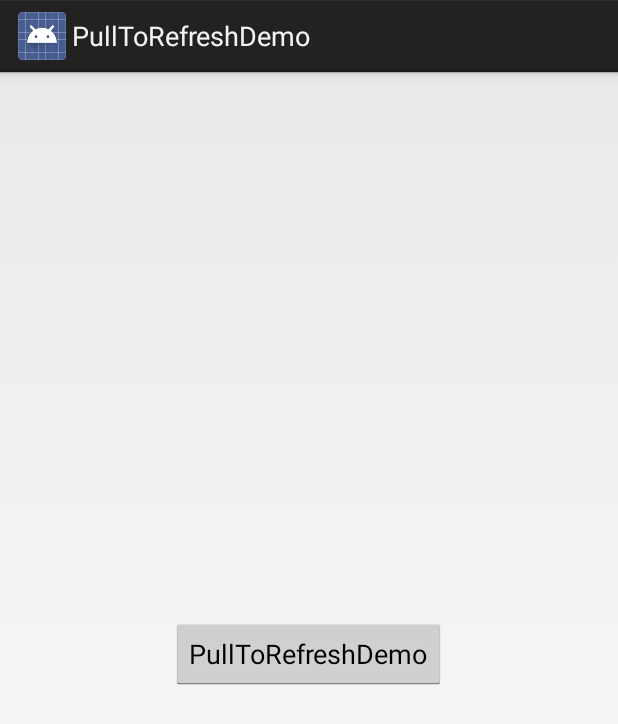
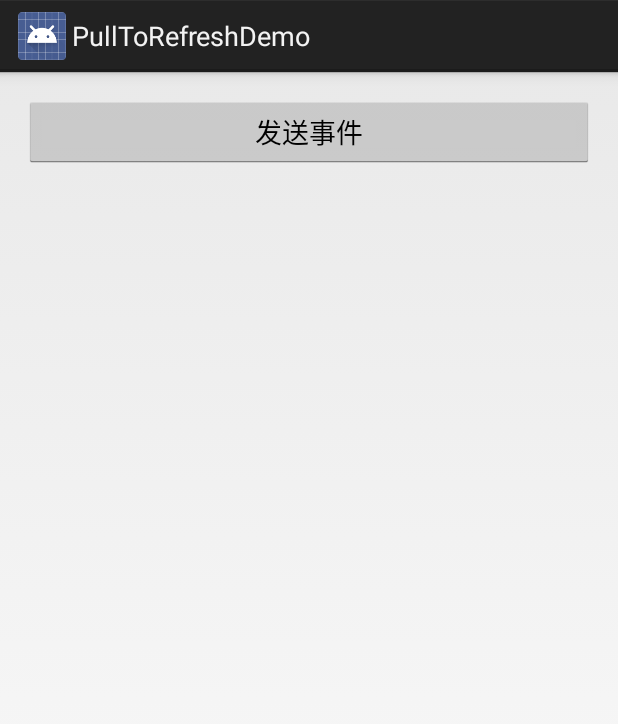
Before and after one commit to zhangswings/MarkDowmDemo, an Android app: the layout activity_my.xml on its own in the app's theme, with its tools: preview values and no code run, on a phone screen of 412 x 824 dp. Shown: the top 724 px of the screen. Run offline under Robolectric (Android 15) with nearby library versions, the phone set to English and light mode, and no system bars.

```diff
--- a/app/build.gradle
+++ b/app/build.gradle
@@ -21,4 +21,5 @@ android {
 
 dependencies {
     compile fileTree(dir: 'libs', include: ['*.jar'])
+    compile files('libs/eventbus.jar')
 }
--- a/app/src/main/AndroidManifest.xml
+++ b/app/src/main/AndroidManifest.xml
@@ -16,6 +16,12 @@
                 <category android:name="android.intent.category.LAUNCHER" />
             </intent-filter>
         </activity>
+
+        <service
+            android:name="com.example.swings.pulltorefreshdemo.MyService"
+            android:enabled="true"
+            android:exported="true" >
+        </service>
     </application>
 
 </manifest>
--- a/app/src/main/res/layout/activity_my.xml
+++ b/app/src/main/res/layout/activity_my.xml
@@ -1,18 +1,26 @@
-<RelativeLayout xmlns:android="http://schemas.android.com/apk/res/android"
+<LinearLayout xmlns:android="http://schemas.android.com/apk/res/android"
     xmlns:tools="http://schemas.android.com/tools"
     android:layout_width="match_parent"
     android:layout_height="match_parent"
+    android:orientation="vertical"
+    android:paddingBottom="@dimen/activity_vertical_margin"
     android:paddingLeft="@dimen/activity_horizontal_margin"
     android:paddingRight="@dimen/activity_horizontal_margin"
     android:paddingTop="@dimen/activity_vertical_margin"
-    android:gravity="center"
-    android:paddingBottom="@dimen/activity_vertical_margin"
-    tools:context=".MyActivity">
+    tools:context=".MainActivity" >
 
     <Button
-android:onClick="PullToRefreshDemo"
-        android:text="@string/hello_world"
-        android:layout_width="wrap_content"
-        android:layout_height="wrap_content" />
+        android:id="@+id/btn_send"
+        android:layout_width="fill_parent"
+        android:layout_height="wrap_content"
+        android:text="发送事件" />
 
-</RelativeLayout>
+    <TextView
+        android:id="@+id/tv_content"
+        android:layout_width="fill_parent"
+        android:layout_height="wrap_content"
+        android:layout_marginTop="20dp"
+        android:gravity="center"
+        android:textSize="20sp" />
+
+</LinearLayout>
```
Also changed, not shown: app/src/main/java/com/example/swings/pulltorefreshdemo/MyActivity.java (+35 -32 lines), app/src/main/java/com/example/swings/pulltorefreshdemo/MyEvent.java (added, +25 -0 lines), app/src/main/java/com/example/swings/pulltorefreshdemo/MyService.java (added, +23 -0 lines), app/libs/eventbus.jar (added), 1 other file.
